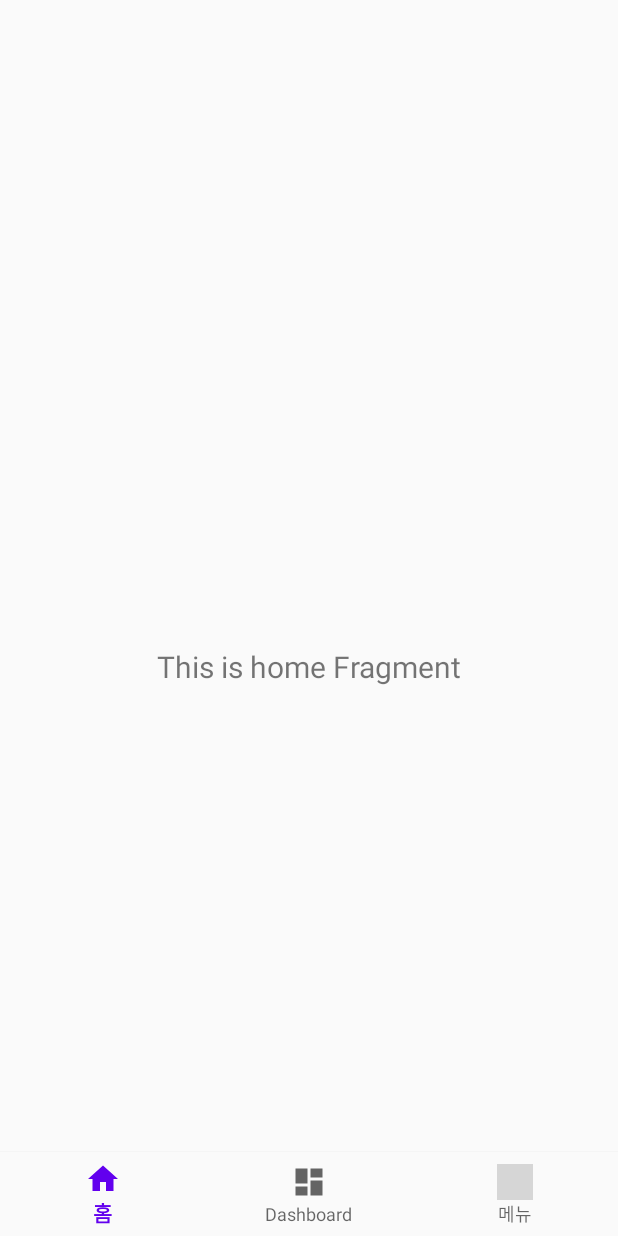
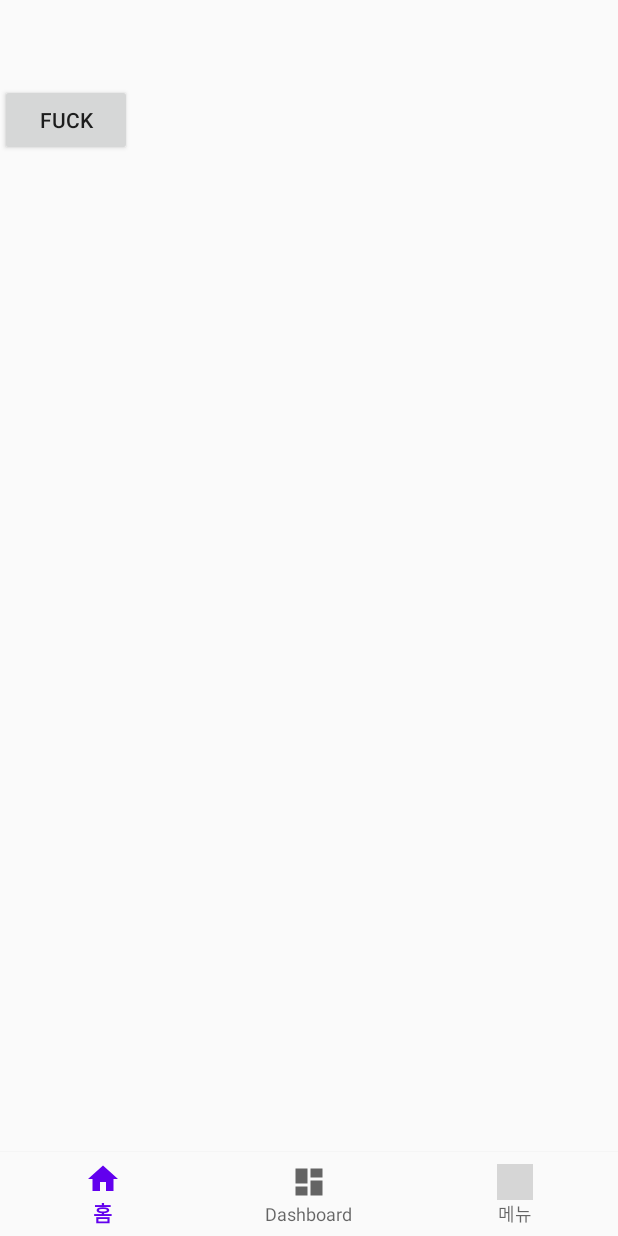
Before and after one commit to H43RO/Footprint, an Android app: the screen it shows after launch (HomeActivity), on a phone screen of 412 x 824 dp. Run offline under Robolectric (Android 15) with nearby library versions, the phone set to English and light mode, and no system bars; our stand-ins replace navigation-ui; grey boxes are pictures that could not be loaded.

```diff
--- a/Application/Project_Footprint/app/src/main/java/com/haerokim/project_footprint/HomeActivity.kt
+++ b/Application/Project_Footprint/app/src/main/java/com/haerokim/project_footprint/HomeActivity.kt
@@ -8,6 +8,7 @@ import androidx.navigation.ui.AppBarConfiguration
 import androidx.navigation.ui.setupActionBarWithNavController
 import androidx.navigation.ui.setupWithNavController
 import kotlinx.android.synthetic.main.activity_home.*
+import kotlinx.android.synthetic.main.fragment_home.*
 
 class HomeActivity : AppCompatActivity() {
 
@@ -17,5 +18,6 @@ class HomeActivity : AppCompatActivity() {
 
         val navController = findNavController(R.id.nav_host_fragment)
         nav_view.setupWithNavController(navController)
+
     }
 }
--- a/Application/Project_Footprint/app/src/main/java/com/haerokim/project_footprint/ui/dashboard/DashboardFragment.kt
+++ b/Application/Project_Footprint/app/src/main/java/com/haerokim/project_footprint/ui/dashboard/DashboardFragment.kt
@@ -28,4 +28,8 @@ class DashboardFragment : Fragment() {
         })
         return root
     }
+
+    override fun onViewCreated(view: View, savedInstanceState: Bundle?) {
+        super.onViewCreated(view, savedInstanceState)
+    }
 }
--- a/Application/Project_Footprint/app/src/main/java/com/haerokim/project_footprint/ui/home/HomeFragment.kt
+++ b/Application/Project_Footprint/app/src/main/java/com/haerokim/project_footprint/ui/home/HomeFragment.kt
@@ -4,11 +4,13 @@ import android.os.Bundle
 import android.view.LayoutInflater
 import android.view.View
 import android.view.ViewGroup
+import android.widget.Button
 import android.widget.TextView
 import androidx.fragment.app.Fragment
 import androidx.lifecycle.Observer
 import androidx.lifecycle.ViewModelProviders
 import com.haerokim.project_footprint.R
+import kotlinx.android.synthetic.main.fragment_home.*
 
 class HomeFragment : Fragment() {
 
@@ -23,9 +25,19 @@ class HomeFragment : Fragment() {
             ViewModelProviders.of(this).get(HomeViewModel::class.java)
         val root = inflater.inflate(R.layout.fragment_home, container, false)
         val textView: TextView = root.findViewById(R.id.text_home)
+        val button:Button = root.findViewById(R.id.btn)
+
         homeViewModel.text.observe(viewLifecycleOwner, Observer {
             textView.text = it
         })
+
         return root
     }
+
+    override fun onViewCreated(view: View, savedInstanceState: Bundle?) {
+        super.onViewCreated(view, savedInstanceState)
+
+        btn.setOnClickListener {
+        }
+    }
 }
--- a/Application/Project_Footprint/app/src/main/java/com/haerokim/project_footprint/ui/home/HomeViewModel.kt
+++ b/Application/Project_Footprint/app/src/main/java/com/haerokim/project_footprint/ui/home/HomeViewModel.kt
@@ -5,9 +5,11 @@ import androidx.lifecycle.MutableLiveData
 import androidx.lifecycle.ViewModel
 
 class HomeViewModel : ViewModel() {
+    private val _text = MutableLiveData<String>().apply {
+    }
 
-    private val _text = MutableLiveData<String>().apply {
-        value = "This is home Fragment"
+    fun setValue(string: String){
+        _text.value = string
     }
     val text: LiveData<String> = _text
 }
--- a/Application/Project_Footprint/app/src/main/java/com/haerokim/project_footprint/ui/notifications/NotificationsFragment.kt
+++ b/Application/Project_Footprint/app/src/main/java/com/haerokim/project_footprint/ui/notifications/NotificationsFragment.kt
@@ -28,4 +28,8 @@ class NotificationsFragment : Fragment() {
         })
         return root
     }
+
+    override fun onViewCreated(view: View, savedInstanceState: Bundle?) {
+        super.onViewCreated(view, savedInstanceState)
+    }
 }
--- a/Application/Project_Footprint/app/src/main/res/layout/fragment_home.xml
+++ b/Application/Project_Footprint/app/src/main/res/layout/fragment_home.xml
@@ -19,4 +19,10 @@
         app:layout_constraintEnd_toEndOf="parent"
         app:layout_constraintStart_toStartOf="parent"
         app:layout_constraintTop_toTopOf="parent" />
+
+    <Button
+        android:layout_width="wrap_content"
+        android:layout_height="wrap_content"
+        android:id="@+id/btn"
+        android:text="FUCK"/>
 </androidx.constraintlayout.widget.ConstraintLayout>
```
Also changed, not shown: 1 other file.
